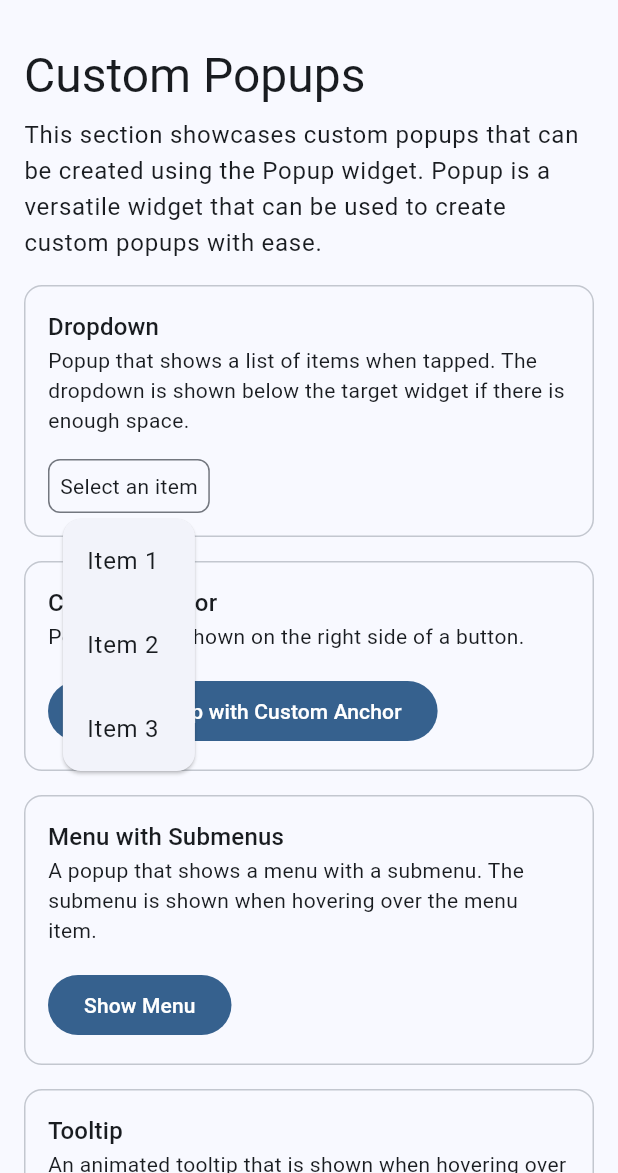
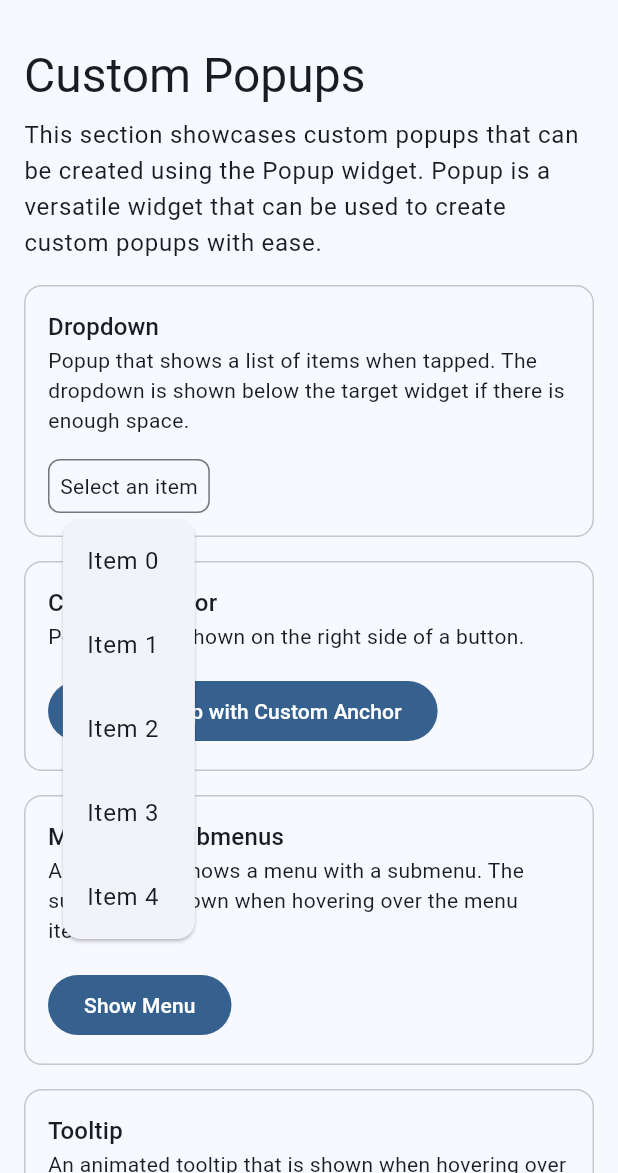
Before and after one commit to hawkkiller/popup_playground, a Flutter app: the screen it shows after launch, after a tap on "Select an item", on a phone screen of 412 x 824 dp, the part 63-1236 px from its top. Run offline on Flutter 3.47's test engine with Material 3 defaults, Android fonts, the phone set to English and light mode, and no system bars.

```diff
--- a/lib/custom_popups.dart
+++ b/lib/custom_popups.dart
@@ -98,11 +98,10 @@ class _CustomDropdown extends StatefulWidget {
 }
 
 class _CustomDropdownState extends State<_CustomDropdown> {
-  static const items = [
-    CustomDropdownEntry('1', 'Item 1'),
-    CustomDropdownEntry('2', 'Item 2'),
-    CustomDropdownEntry('3', 'Item 3'),
-  ];
+  static final items = List.generate(
+    5,
+    (index) => CustomDropdownEntry(index, 'Item $index'),
+  );
 
   CustomDropdownEntry? value;
 
--- a/lib/widgets/custom_dropdown.dart
+++ b/lib/widgets/custom_dropdown.dart
@@ -50,6 +50,7 @@ class CustomDropdown<T> extends StatelessWidget {
           tapRegionGroupId: controller,
           child: IntrinsicWidth(
             child: Card(
+              child: SingleChildScrollView(
                 child: Column(
                   mainAxisSize: MainAxisSize.min,
                   children: items.mapIndexed(
@@ -69,6 +70,7 @@ class CustomDropdown<T> extends StatelessWidget {
               ),
             ),
           ),
+        ),
       );
 }
 
```
Lines whose indentation alone changed are shown as unchanged.
